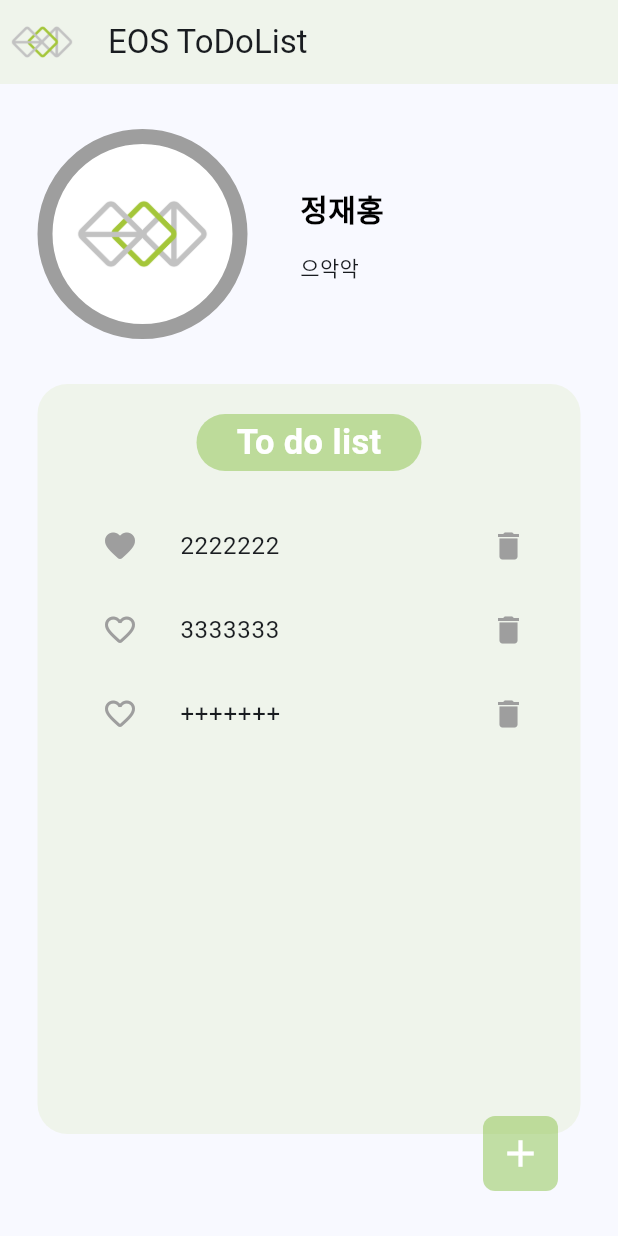
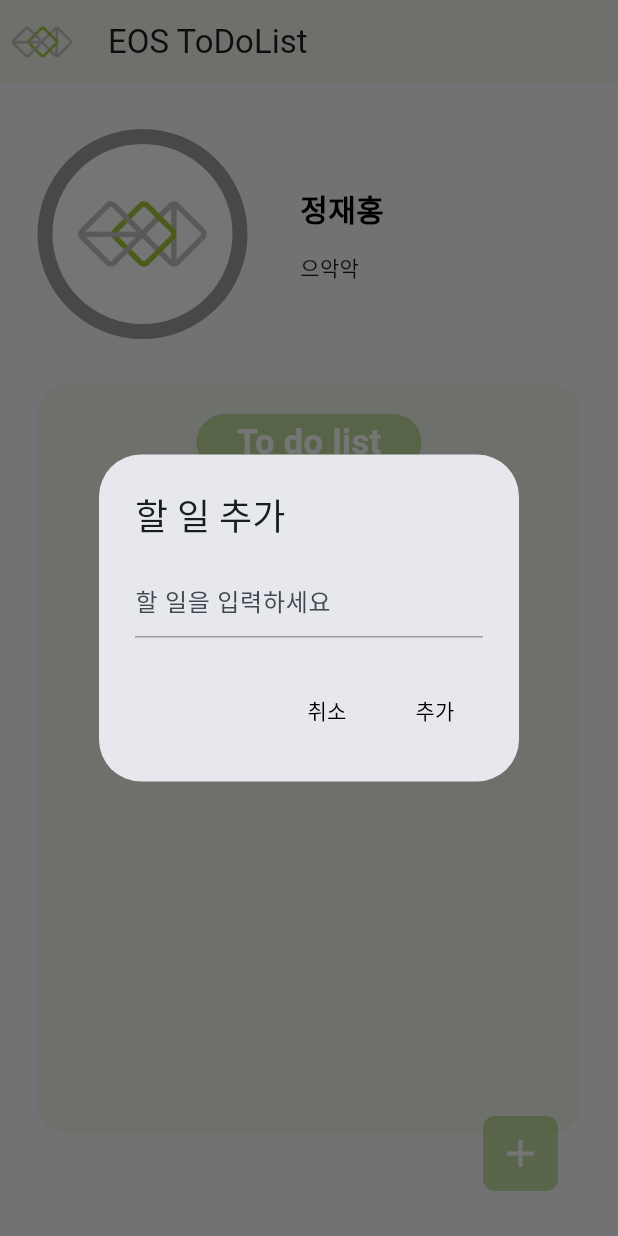
Before and after one commit to liillillillil/2024_EOS_basic_project, a Flutter app: the screen it shows after launch, after a tap on the "favorite outline" icon, after a tap on the "delete" icon, after a tap on the "add" icon, on a phone screen of 412 x 824 dp. Run offline on Flutter 3.47's test engine with Material 3 defaults, Android fonts, the phone set to English and light mode, and no system bars; Roboto replaces fonts that are missing (Prentendard).

Commit message:
submission of w6

```diff
--- a/lib/screens/home_screen.dart
+++ b/lib/screens/home_screen.dart
@@ -11,6 +11,7 @@ class HomeScreen extends StatefulWidget {
 
 class _HomeScreenState extends State<HomeScreen> {
   List toDoLists = [];
+  final TextEditingController _textController = TextEditingController();
 
   @override
   void initState() {
@@ -18,6 +19,13 @@ class _HomeScreenState extends State<HomeScreen> {
     toDoLists.add("1111111");
     toDoLists.add("2222222");
     toDoLists.add("3333333");
+  }
+
+  @override
+  void dispose()
+  {
+    _textController.dispose();
+    super.dispose();
   }
 
   @override
@@ -128,11 +136,7 @@ class _HomeScreenState extends State<HomeScreen> {
                     bottom: 30,
                     right: 40,
                     child: AddButton(
-                        onPressed: () {
-                          setState(() {
-                            toDoLists.add("+++++++");
-                          });
-                        }
+                        onPressed: _showAddToDoDialog
                     )
                 )
               ],
@@ -142,4 +146,42 @@ class _HomeScreenState extends State<HomeScreen> {
       ),
     );
   }
+
+  void _showAddToDoDialog() {
+    showDialog(context: context, builder: (BuildContext context)
+    {
+      return AlertDialog(
+        title: Text("할 일 추가"),
+        content: TextField(
+          controller: _textController,
+          decoration: InputDecoration(
+            hintText: '할 일을 입력하세요',
+            border: UnderlineInputBorder(),
+            enabledBorder: UnderlineInputBorder(
+              borderSide: BorderSide(color: Colors.grey)
+            ),
+            focusedBorder: UnderlineInputBorder(
+              borderSide: BorderSide(color: Colors.black)
+            )
+          ),
+        ),
+        actions: [
+          TextButton(onPressed: () {
+            if (_textController.text.isNotEmpty) {
+              Navigator.of(context).pop();
+            }
+          }, child: Text('취소', style: TextStyle(color: Colors.black),)),
+          TextButton(onPressed: () {
+            if (_textController.text.isNotEmpty) {
+              setState(() {
+                toDoLists.add(_textController.text);
+                _textController.clear();
+              });
+              Navigator.of(context).pop();
+            }
+          }, child: Text('추가', style: TextStyle(color: Colors.black),))
+        ],
+      );
+    });}
+
 }
```
Also changed, not shown: assignment/week06_1.png (added), assignment/week06_2.png (added).
